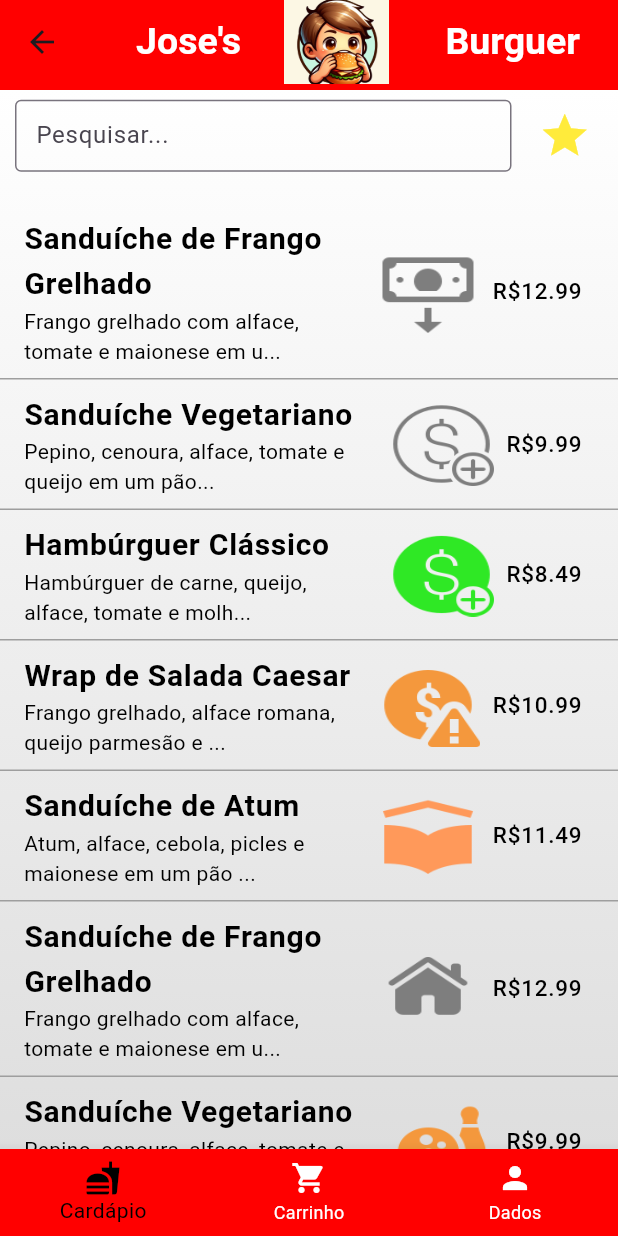
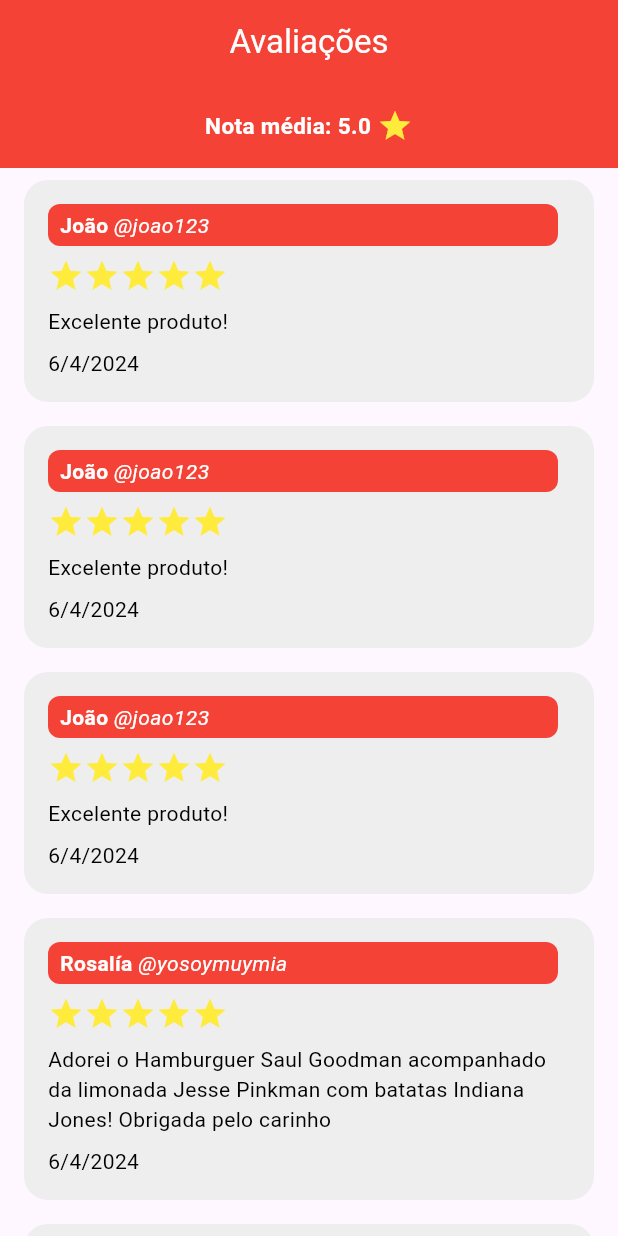
Before and after one commit to caiolara090/Joses_Burger, a Flutter app: the PaginaCardapio screen opened directly, after a tap on the "star" icon, on a phone screen of 412 x 824 dp. Run offline on Flutter 3.47's test engine with Material 3 defaults, Android fonts, the phone set to English and light mode, and no system bars; our stand-ins replace qr_flutter.

Commit message:
Alteracoes_reuniao_06.04

```diff
--- a/josesburguer/lib/Avaliacoes.dart
+++ b/josesburguer/lib/Avaliacoes.dart
@@ -16,10 +16,24 @@ class Avaliacao {
   });
 }
 
-class MyApp extends StatelessWidget {
-  MyApp({Key? key}) : super(key: key);
+class AvaliacaoPage extends StatelessWidget {
+  AvaliacaoPage({Key? key}) : super(key: key);
 
   final List<Avaliacao> avaliacoes = [
+    Avaliacao(
+      nome: 'João',
+      usuario: '@joao123',
+      nota: 5,
+      comentario: 'Excelente produto!',
+      data: DateTime.now(),
+    ),
+    Avaliacao(
+      nome: 'João',
+      usuario: '@joao123',
+      nota: 5,
+      comentario: 'Excelente produto!',
+      data: DateTime.now(),
+    ),
     Avaliacao(
       nome: 'João',
       usuario: '@joao123',
@@ -50,7 +64,7 @@ class MyApp extends StatelessWidget {
       home: Scaffold(
         appBar: AppBar(
           backgroundColor: Colors.red,
-          title: Text(
+          title: const Text(
             'Avaliações',
             style: TextStyle(color: Colors.white),
           ),
@@ -60,8 +74,8 @@ class MyApp extends StatelessWidget {
           children: [
             Container(
               color: Colors.red,
-              padding: EdgeInsets.all(16.0),
-              child: Row(
+              padding: const EdgeInsets.all(16.0),
+              child: const Row(
                 mainAxisAlignment: MainAxisAlignment.center,
                 children: [
                   Text(
@@ -85,8 +99,8 @@ class MyApp extends StatelessWidget {
                 itemBuilder: (context, index) {
                   final avaliacao = avaliacoes[index];
                   return Container(
-                    margin: EdgeInsets.symmetric(vertical: 8.0, horizontal: 16.0),
-                    padding: EdgeInsets.all(16.0),
+                    margin: const EdgeInsets.symmetric(vertical: 8.0, horizontal: 16.0),
+                    padding: const EdgeInsets.all(16.0),
                     decoration: BoxDecoration(
                       color: Colors.grey[200],
                       borderRadius: BorderRadius.circular(16.0),
@@ -98,7 +112,7 @@ class MyApp extends StatelessWidget {
                           children: [
                             Expanded(
                               child: Container(
-                                padding: EdgeInsets.symmetric(horizontal: 8.0, vertical: 4.0),
+                                padding: const EdgeInsets.symmetric(horizontal: 8.0, vertical: 4.0),
                                 decoration: BoxDecoration(
                                   color: Colors.red, // Define a cor de fundo como vermelho
                                   borderRadius: BorderRadius.circular(8.0), // Define bordas arredondadas
@@ -108,15 +122,15 @@ class MyApp extends StatelessWidget {
                                   children: [
                                     Text(
                                       '${avaliacao.nome} ',
-                                      style: TextStyle(
+                                      style: const TextStyle(
                                         fontWeight: FontWeight.bold,
                                         color: Colors.white,
                                       ),
                                     ),
-                                    SizedBox(height: 4.0),
+                                    const SizedBox(height: 4.0),
                                     Text(
                                       '${avaliacao.usuario}',
-                                      style: TextStyle(
+                                      style: const TextStyle(
                                         fontStyle: FontStyle.italic,
                                         color: Colors.white,
                                       ),
@@ -125,34 +139,34 @@ class MyApp extends StatelessWidget {
                                 ),
                               ),
                             ),
-                            SizedBox(width: 8.0),
+                            const SizedBox(width: 8.0),
                           ],
                         ),
-                        SizedBox(height: 8.0),
+                        const SizedBox(height: 8.0),
                         Row(
                           children: List.generate(5, (index) {
                             if (index < avaliacao.nota) {
-                              return Icon(
+                              return const Icon(
                                 Icons.star,
                                 color: Colors.yellow,
                               );
                             } else {
-                              return Icon(
+                              return const Icon(
                                 Icons.star_border,
                                 color: Colors.grey,
                               );
                             }
                           }),
                         ),
-                        SizedBox(height: 8.0),
+                        const SizedBox(height: 8.0),
                         Text(
                           '${avaliacao.comentario}',
-                          style: TextStyle(color: Colors.black),
+                          style: const TextStyle(color: Colors.black),
                         ),
-                        SizedBox(height: 8.0),
+                        const SizedBox(height: 8.0),
                         Text(
                           '${avaliacao.data.day}/${avaliacao.data.month}/${avaliacao.data.year}',
-                          style: TextStyle(color: Colors.black),
+                          style: const TextStyle(color: Colors.black),
                         ),
                       ],
                     ),
@@ -166,3 +180,8 @@ class MyApp extends StatelessWidget {
     );
   }
 }
+
+// void main() {
+//   runApp(AvaliacaoPage(
+//   ));
+// }
--- a/josesburguer/lib/Cardapio.dart
+++ b/josesburguer/lib/Cardapio.dart
@@ -1,5 +1,9 @@
 import 'package:flutter/material.dart';
+import 'package:josesburguer/Avaliacoes.dart';
+import 'package:josesburguer/Produtos.dart';
 import 'package:josesburguer/DetalhesProduto.dart';
+import 'package:josesburguer/MinhaConta.dart';
+import 'package:josesburguer/Avaliacoes.dart';
 
 class PaginaCardapio extends StatefulWidget {
   @override
@@ -167,7 +171,10 @@ class _PaginaCardapioState extends State<PaginaCardapio> {
                       size: 35,
                     ),
                     onPressed: () {
-
+                       Navigator.push(
+                        context,
+                        MaterialPageRoute(builder: (context) => AvaliacaoPage()),
+                      );
                     },
                   ),
                 ],
@@ -281,10 +288,17 @@ class _PaginaCardapioState extends State<PaginaCardapio> {
             case 1:
               //Navegue para alguma página
               //Navigator.pushReplacementNamed(context, '/pagina2');
+              Navigator.push(
+                        context,
+                        MaterialPageRoute(builder: (context) => CarrinhoPage()),
+                      );
               break;
             case 2:
               //Navegue para alguma página
-              Navigator.pushReplacementNamed(context, '/dados');
+            Navigator.push(
+                        context,
+                        MaterialPageRoute(builder: (context) => PaginaDados()),
+                      );
               break;
           }
         },
--- a/josesburguer/lib/PaginaLogin.dart
+++ b/josesburguer/lib/PaginaLogin.dart
@@ -1,6 +1,7 @@
 import 'package:flutter/material.dart';
 import 'package:http/http.dart' as http;
 import '/PaginaCadastro.dart';
+import '/Cardapio.dart';
 import 'dart:convert';
 
 class LoginScreen extends StatefulWidget {
@@ -176,6 +177,10 @@ class _LoginScreenState extends State<LoginScreen> {
             content: Text('Login bem-sucedido para $email!'),
           ),
         );
+        Navigator.push(
+                        context,
+                        MaterialPageRoute(builder: (context) => PaginaCardapio()),
+                      );
       } else if (response.statusCode == 401) {
         ScaffoldMessenger.of(context).showSnackBar(
           const SnackBar(
```
Also changed, not shown: josesburguer/lib/Carrinho.dart (+24 -17 lines), josesburguer/lib/DetalhesProduto.dart (+44 -36 lines), josesburguer/lib/MinhaConta.dart (+14 -2 lines), josesburguer/lib/PaginaCadastro.dart (+7 -1 lines), 1 other file.
